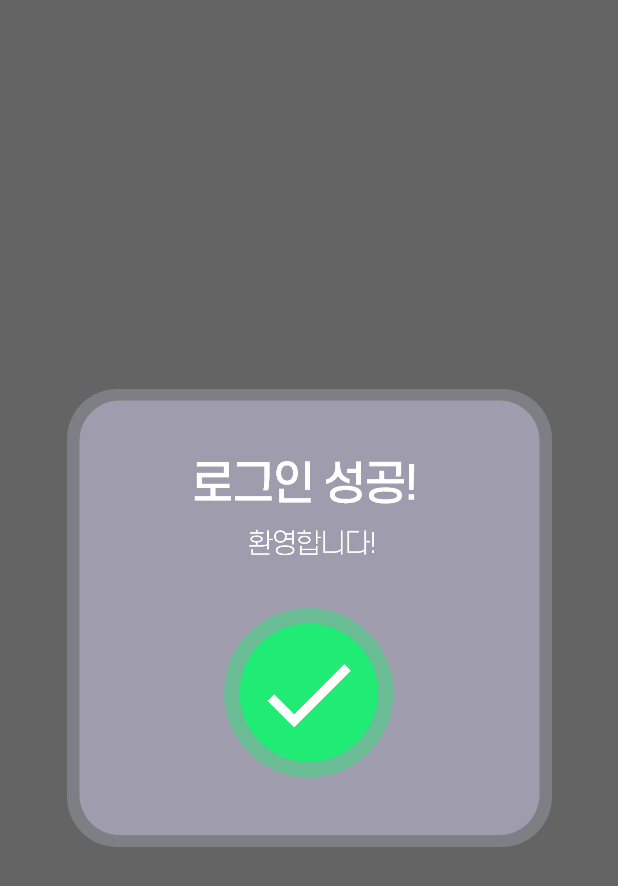
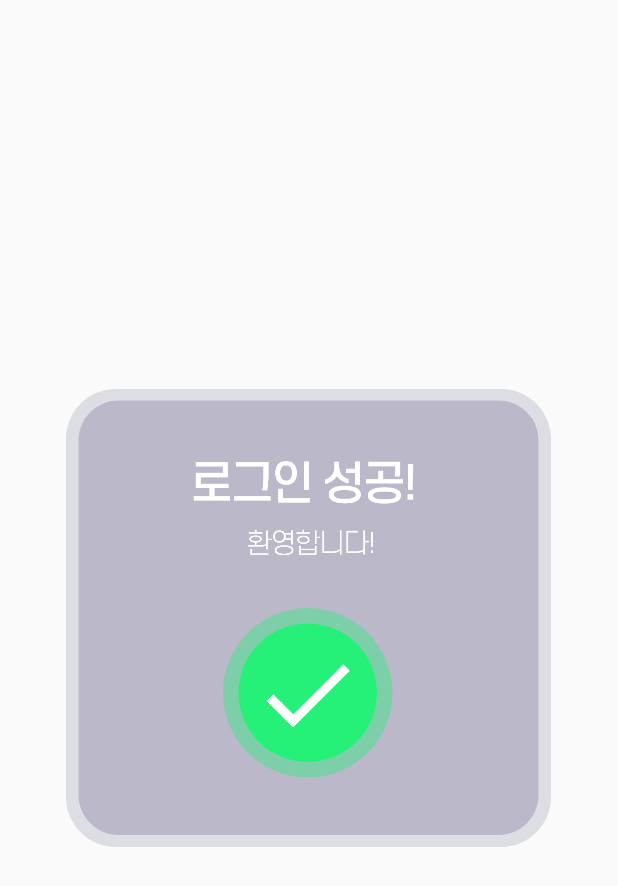
Before and after one commit to KyungHoon0126/GIF_Make_A_Thon, an Android app: the layout welcome_popup.xml on its own in the app's theme, with its tools: preview values and no code run, on a phone screen of 412 x 824 dp. Shown: the top 886 px of the screen. Run offline under Robolectric (Android 15) with nearby library versions, the phone set to English and light mode, and no system bars.

Commit message:
내가 뭘 했을까...

```diff
--- a/app/src/main/AndroidManifest.xml
+++ b/app/src/main/AndroidManifest.xml
@@ -19,6 +19,7 @@
         <activity android:name=".New_Login_Register_Request.activity_newRegister" />
         <activity android:name=".New_Login_Register_Request.NewMainActivity" />
         <activity android:name=".RegisterActivity" />
+        <activity android:name=".welcomePackage.Popup_welcome_OK" android:theme="@android:style/Theme.Holo.Dialog"/>
         <activity
             android:name=".MainActivity"
             android:label="NavigationViewTest" />
--- a/app/src/main/res/layout/welcome_popup.xml
+++ b/app/src/main/res/layout/welcome_popup.xml
@@ -1,23 +1,18 @@
 <?xml version="1.0" encoding="utf-8"?>
-<androidx.constraintlayout.widget.ConstraintLayout xmlns:android="http://schemas.android.com/apk/res/android"
+<LinearLayout xmlns:android="http://schemas.android.com/apk/res/android"
     xmlns:app="http://schemas.android.com/apk/res-auto"
     xmlns:tools="http://schemas.android.com/tools"
     android:layout_width="match_parent"
     android:layout_height="match_parent"
-    android:orientation="vertical"
-    android:background="@drawable/welcome_background">
-
+    android:gravity="center"
+    android:orientation="vertical">
 
     <RelativeLayout
         android:layout_width="wrap_content"
         android:layout_height="wrap_content"
         android:background="@drawable/welcome"
         android:gravity="center"
-        android:paddingTop="100dp"
-        app:layout_constraintBottom_toBottomOf="parent"
-        app:layout_constraintEnd_toEndOf="parent"
-        app:layout_constraintStart_toStartOf="parent"
-        app:layout_constraintTop_toTopOf="parent">
+        android:paddingTop="100dp">
 
         <Button
             android:id="@+id/button"
@@ -27,4 +22,4 @@
             style="?android:attr/borderlessButtonStyle"/>
     </RelativeLayout>
 
-</androidx.constraintlayout.widget.ConstraintLayout>
+</LinearLayout>
--- a/app/src/main/res/values/colors.xml
+++ b/app/src/main/res/values/colors.xml
@@ -6,4 +6,6 @@
     <color name="colorWarning">#ED00CB</color>
     <color name="colorGray">#8C8C8C</color>
     <color name="colorLogin">#b20c72</color>
+    <color name="transparent">#00000000</color>
+    <color name="welcome_box_back">#99000000</color>
 </resources>
--- a/app/src/main/res/values/styles.xml
+++ b/app/src/main/res/values/styles.xml
@@ -11,6 +11,7 @@
 <style name="AppTheme.NoActionBar">
     <item name="windowActionBar">false</item>
     <item name="windowNoTitle">true</item>
+    <item name="android:windowTranslucentStatus">true</item>
 </style>
 
 </resources>
```
Also changed, not shown: app/src/main/java/com/players/gif/LoginActivity.java (+13 -6 lines), app/src/main/java/com/players/gif/welcomePackage/Popup_welcome_OK.java (added, +35 -0 lines), app/src/main/res/drawable-hdpi/loading_background.png, app/src/main/res/drawable-ldpi/loading_background.png, app/src/main/res/drawable-mdpi/loading_background.png, app/src/main/res/drawable-xhdpi/loading_background.png, app/src/main/res/drawable-xxhdpi/loading_background.png, app/src/main/res/drawable-xxxhdpi/loading_background.png.
